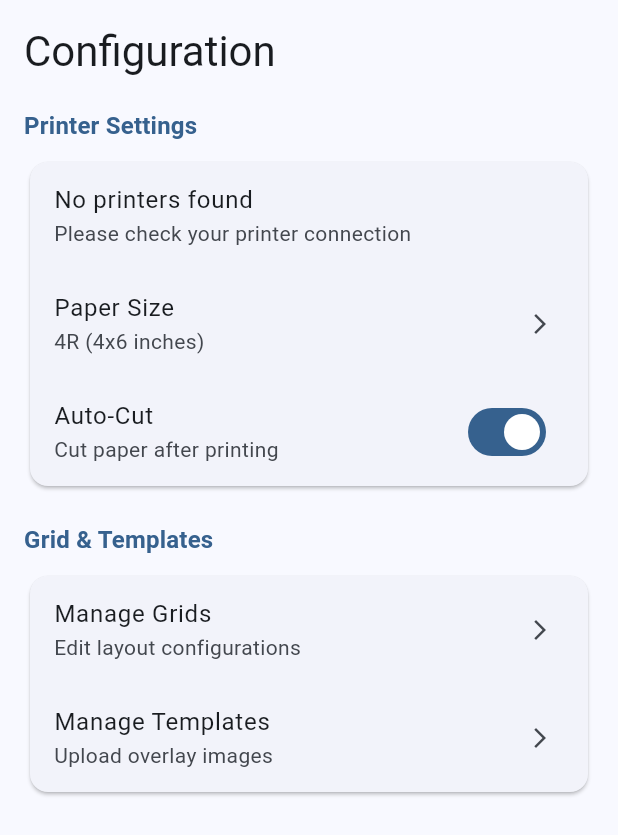
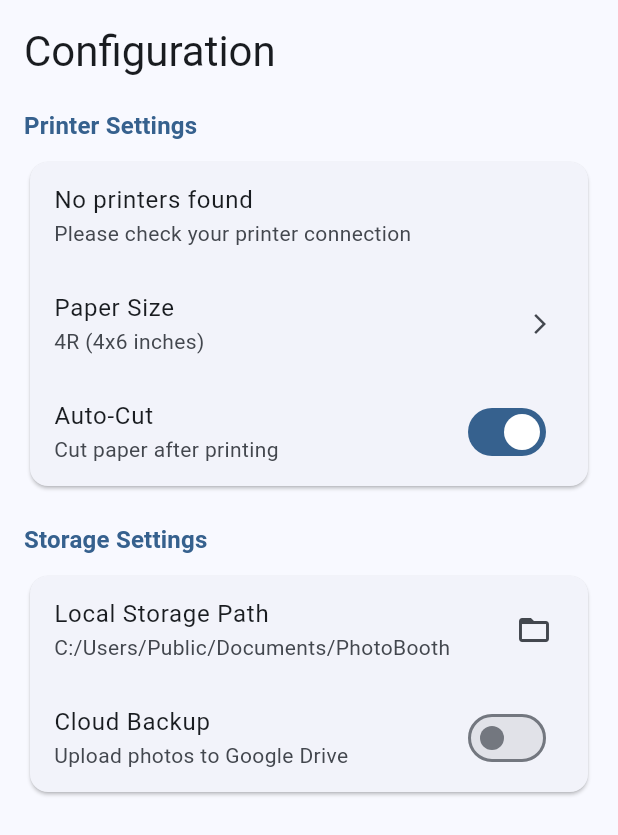
Before and after one commit to NazarMuhammadFF/photoboot_flutter, a Flutter app: the SettingsView widget shown alone on an empty page, opened directly, on a phone screen of 412 x 824 dp. Shown: the top 835 px of the screen. Run offline on Flutter 3.47's test engine with Material 3 defaults, Android fonts, the light colour scheme and no system bars; our stand-ins replace camera, pdf, printing; missing offline and left inert: window_manager.

Commit message:
feat(operator): separate grid and template management
- Create GridManagerView and TemplateManagerView
- Add new navigation destinations to OperatorDashboardScreen
- Remove Grid & Template section from SettingsView
- Add placeholder Storage Settings to SettingsView

```diff
--- a/lib/features/operator/views/settings_view.dart
+++ b/lib/features/operator/views/settings_view.dart
@@ -85,22 +85,22 @@ class _SettingsViewState extends State<SettingsView> {
         const SizedBox(height: 20),
         _buildSection(
           context,
-          title: 'Grid & Templates',
+          title: 'Storage Settings',
           children: [
             ListTile(
-              title: const Text('Manage Grids'),
-              subtitle: const Text('Edit layout configurations'),
-              trailing: const Icon(Icons.arrow_forward_ios, size: 16),
+              title: const Text('Local Storage Path'),
+              subtitle: const Text('C:/Users/Public/Documents/PhotoBooth'),
+              trailing: const Icon(Icons.folder_open),
               onTap: () {
-                // TODO: Navigate to Grid Editor
+                // TODO: Implement folder picker
               },
             ),
-            ListTile(
-              title: const Text('Manage Templates'),
-              subtitle: const Text('Upload overlay images'),
-              trailing: const Icon(Icons.arrow_forward_ios, size: 16),
-              onTap: () {
-                // TODO: Navigate to Template Manager
+            SwitchListTile(
+              title: const Text('Cloud Backup'),
+              subtitle: const Text('Upload photos to Google Drive'),
+              value: false,
+              onChanged: (val) {
+                // TODO: Implement cloud backup toggle
               },
             ),
           ],
```
Also changed, not shown: lib/features/operator/dashboard_screen.dart (+12 -0 lines), lib/features/operator/views/grid_manager_view.dart (added, +104 -0 lines), lib/features/operator/views/template_manager_view.dart (added, +45 -0 lines).
